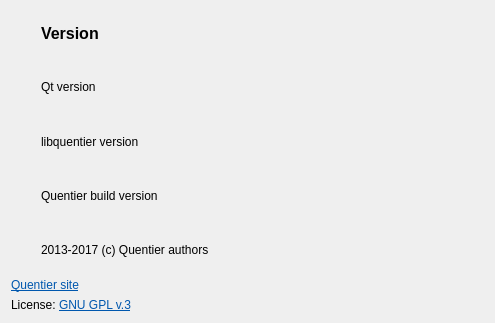
Qt form src/widgets/AboutQuentierWidget.ui (d1vanov/quentier) before a commit.
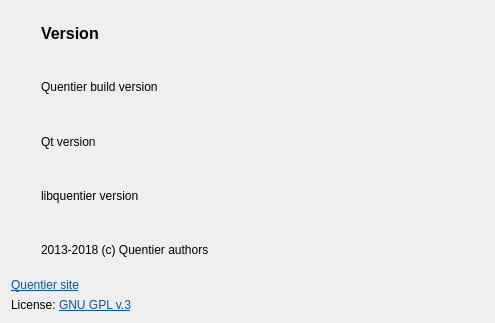
The same form after that commit. Icons and pictures are not drawn.

Commit message: Issue #208: use separate version info for libquentier used to build Quentier and for libquentier used by Quentier at runtime

The edit to the form file:
```diff
--- a/src/widgets/AboutQuentierWidget.ui
+++ b/src/widgets/AboutQuentierWidget.ui
@@ -71,6 +71,19 @@
          </property>
         </widget>
        </item>
+       <item>
+        <widget class="QLabel" name="quentierBuildVersionLabel">
+         <property name="sizePolicy">
+          <sizepolicy hsizetype="MinimumExpanding" vsizetype="Minimum">
+           <horstretch>0</horstretch>
+           <verstretch>0</verstretch>
+          </sizepolicy>
+         </property>
+         <property name="text">
+          <string>Quentier build version</string>
+         </property>
+        </widget>
+       </item>
        <item>
         <widget class="QLabel" name="quentierQtVersionLabel">
          <property name="sizePolicy">
@@ -100,19 +113,6 @@
          </property>
         </widget>
        </item>
-       <item>
-        <widget class="QLabel" name="quentierBuildVersionLabel">
-         <property name="sizePolicy">
-          <sizepolicy hsizetype="MinimumExpanding" vsizetype="Minimum">
-           <horstretch>0</horstretch>
-           <verstretch>0</verstretch>
-          </sizepolicy>
-         </property>
-         <property name="text">
-          <string>Quentier build version</string>
-         </property>
-        </widget>
-       </item>
        <item>
         <widget class="QLabel" name="quentierCopyrightLabel">
          <property name="sizePolicy">
@@ -122,7 +122,7 @@
           </sizepolicy>
          </property>
          <property name="text">
-          <string>2013-2017 (c) Quentier authors</string>
+          <string>2013-2018 (c) Quentier authors</string>
          </property>
         </widget>
        </item>
```
The commit also changes 7 other files.
